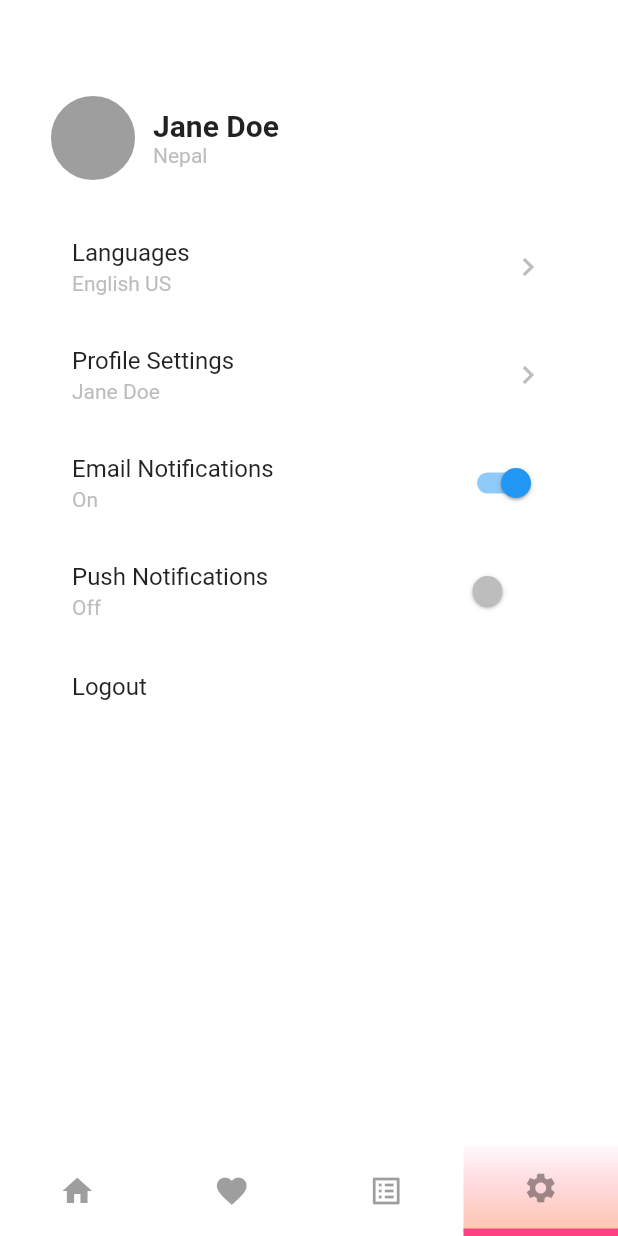
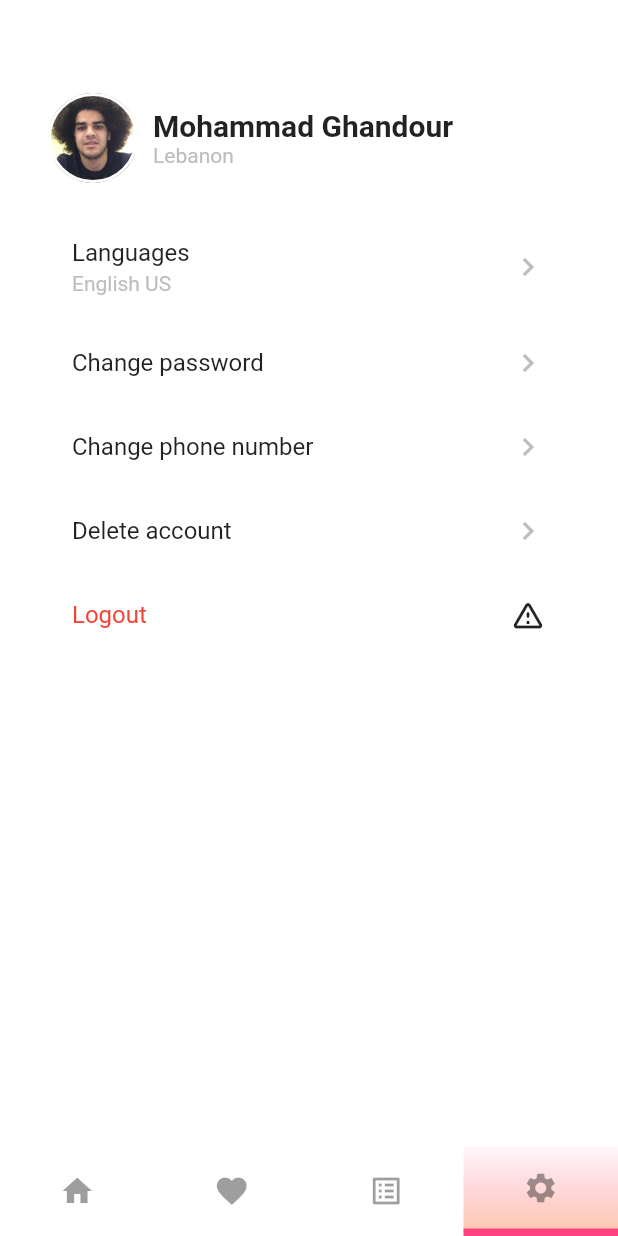
Before and after one commit to MalekChehab/mystery-meal, a Flutter app: the Settings screen opened by its route, on a phone screen of 412 x 824 dp. Run offline on Flutter 3.47's test engine with Material 2 defaults, Android fonts, the phone set to English and light mode, and no system bars.

Commit message:
settings eddited

```diff
--- a/lib/ui/homepage.dart
+++ b/lib/ui/homepage.dart
@@ -99,12 +99,13 @@ class _MyHomePageState extends State<MyHomePage> {
                     child: Row(
                       mainAxisAlignment: MainAxisAlignment.spaceBetween,
                       children: <Widget>[
-                        IconButton(icon: Icon(Icons.menu), onPressed: () {}),
+                        IconButton(icon: Icon(Icons.fastfood), onPressed: (){}),
                         Text(
                           "Mystery Meal",
-                          style: TextStyle(fontSize: 20,),
+                          textAlign: TextAlign.center,
+                          style: TextStyle(fontSize: 20,fontWeight: FontWeight.bold),
                         ),
-                        IconButton(icon: Icon(Icons.person), onPressed: () {})
+                        IconButton(icon: Icon(Icons.notifications), onPressed: () {})
                       ],
                     ),
                   ),
--- a/lib/ui/settings.dart
+++ b/lib/ui/settings.dart
@@ -43,11 +43,14 @@ class _SettingsState extends State<Settings> {
                       decoration: BoxDecoration(
                         color: Colors.grey,
                         shape: BoxShape.circle,
-                        // image: DecorationImage(
-                        //   image: CachedNetworkImageProvider(avatars[1]),
-                        //   fit: BoxFit.cover,
-                        // ),
-                        border: Border.all(color: Colors.white,width: 2.0,),
+                        image: DecorationImage(
+                          image: new AssetImage('assets/images/d.jpg'),
+                          fit: BoxFit.cover,
+                        ),
+                        border: Border.all(
+                          color: Colors.white,
+                          width: 2.0,
+                        ),
                       ),
                     ),
                     const SizedBox(width: 10.0),
@@ -55,47 +58,70 @@ class _SettingsState extends State<Settings> {
                       child: Column(
                         crossAxisAlignment: CrossAxisAlignment.start,
                         children: <Widget>[
-                          Text("Jane Doe", style: TextStyle(
-                            fontWeight: FontWeight.bold,
-                            fontSize: 20.0,color: Colors.black87
-                          ),),
-                          Text("Nepal",style: TextStyle(
-                            color: Colors.grey.shade400,
-                          ),),
+                          Text(
+                            "Mohammad Ghandour",
+                            style: TextStyle(
+                                fontWeight: FontWeight.bold,
+                                fontSize: 20.0,
+                                color: Colors.black87),
+                          ),
+                          Text(
+                            "Lebanon",
+                            style: TextStyle(
+                              color: Colors.grey.shade400,
+                            ),
+                          ),
                         ],
                       ),
                     ),
                   ],
                 ),
-
                 const SizedBox(height: 20.0),
                 ListTile(
                   title: Text("Languages"),
-                  subtitle: Text("English US",style: greyTExt,),
-                  trailing: Icon(Icons.keyboard_arrow_right,color: Colors.grey.shade400,),
-                  onTap: (){},
+                  subtitle: Text(
+                    "English US",
+                    style: greyTExt,
+                  ),
+                  trailing: Icon(
+                    Icons.keyboard_arrow_right,
+                    color: Colors.grey.shade400,
+                  ),
+                  onTap: () {},
                 ),
                 ListTile(
-                  title: Text("Profile Settings"),
-                  subtitle: Text("Jane Doe",style: greyTExt,),
-                  trailing: Icon(Icons.keyboard_arrow_right,color: Colors.grey.shade400,),
-                  onTap: (){},
-                ),
-                SwitchListTile(
-                  title: Text("Email Notifications"),
-                  subtitle: Text("On",style: greyTExt,),
-                  value: true,
-                  onChanged: (val){},
-                ),
-                SwitchListTile(
-                  title: Text("Push Notifications"),
-                  subtitle: Text("Off",style: greyTExt,),
-                  value: false,
-                  onChanged: (val){},
+                  title: Text("Change password"),
+                  trailing: Icon(
+                    Icons.keyboard_arrow_right,
+                    color: Colors.grey.shade400,
+                  ),
+                  onTap: () {},
                 ),
                 ListTile(
-                  title: Text("Logout"),
-                  onTap: (){},
+                  title: Text("Change phone number"),
+                  trailing: Icon(
+                    Icons.keyboard_arrow_right,
+                    color: Colors.grey.shade400,
+                  ),
+                  onTap: () {},
+                ),
+                ListTile(
+                  title: Text("Delete account"),
+                  trailing: Icon(
+                    Icons.keyboard_arrow_right,
+                    color: Colors.grey.shade400,
+                  ),
+                  onTap: () {},
+                ),
+                ListTile(
+                  title: Text(
+                    "Logout",
+                    style: TextStyle(color: Colors.red),
+                  ),
+                  trailing: Icon(
+                    Icons.warning_amber_rounded,
+                  ),
+                  onTap: () {},
                 ),
               ],
             ),
@@ -104,10 +130,18 @@ class _SettingsState extends State<Settings> {
       ),
       bottomNavigationBar: CustomBottomNavigationBar(
         iconList: [
-          IconButton(icon: Icon(Icons.home), onPressed: (){Navigator.of(context).pushNamed(HOME_PAGE);}),
-          IconButton(icon: Icon(Icons.favorite), onPressed: (){}),
-          IconButton(icon: Icon(Icons.list_alt_outlined), onPressed: (){}),
-          IconButton(icon: Icon(Icons.settings), onPressed: (){Navigator.of(context).pushNamed(SETTINGS);})
+          IconButton(
+              icon: Icon(Icons.home),
+              onPressed: () {
+                Navigator.of(context).pushNamed(HOME_PAGE);
+              }),
+          IconButton(icon: Icon(Icons.favorite), onPressed: () {}),
+          IconButton(icon: Icon(Icons.list_alt_outlined), onPressed: () {}),
+          IconButton(
+              icon: Icon(Icons.settings),
+              onPressed: () {
+                Navigator.of(context).pushNamed(SETTINGS);
+              })
         ],
         onChange: (val) {
           setState(() {
--- a/pubspec.yaml
+++ b/pubspec.yaml
@@ -27,7 +27,7 @@ dependencies:
 
   # The following adds the Cupertino Icons font to your application.
   # Use with the CupertinoIcons class for iOS style icons.
-  cupertino_icons: ^1.0.1
+  cupertino_icons: ^1.0.0
 
 dev_dependencies:
   flutter_test:
@@ -46,6 +46,7 @@ flutter:
     - assets/images/mystery_meal.png
     - assets/images/midos.png
     - assets/images/sandwichwnos.jpg
+    - assets/images/d.jpg
     - assets/data.json
 
 
```
Also changed, not shown: assets/images/d.jpg (added), pubspec.lock, 1 other file.
